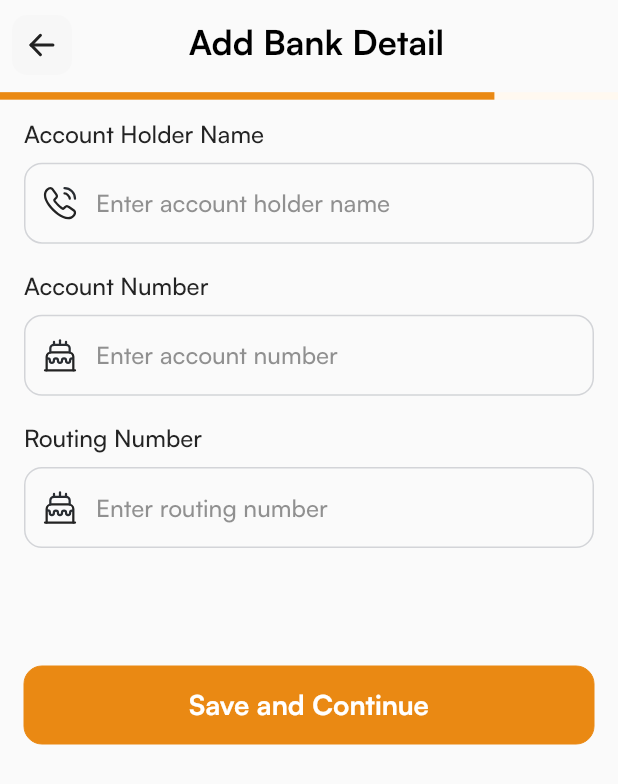
After one commit to Naveen5309/Zrayo, a Flutter app: the AddBankDetail screen opened by its route, on a phone screen of 412 x 824 dp. The commit adds this screen. Shown: the top 784 px of the screen. Run offline on Flutter 3.47's test engine with Material 3 defaults, Android fonts, the phone set to English and light mode, and no system bars; our stand-ins replace bot_toast, cached_network_image, connectivity_plus, dio, equatable, flutter_riverpod and 6 more; accounts and stored records are empty.

Commit message:
solve issue

```diff
--- a/lib/core/utils/routing/routes.dart
+++ b/lib/core/utils/routing/routes.dart
@@ -7,4 +7,5 @@ class Routes {
   static const String addAddressView = '/addAddressView';
   static const String uploadDocument = '/uploadDocument';
   static const String createProfile = '/createProfile';
+  static const String addBankDetail = '/addBankDetail';
 }
--- a/lib/core/utils/routing/routes_generator.dart
+++ b/lib/core/utils/routing/routes_generator.dart
@@ -1,6 +1,7 @@
 import 'package:flutter/material.dart';
 import 'package:zrayo_flutter/config/helper.dart';
 import 'package:zrayo_flutter/feature/auth/presentation/views/add_address.dart';
+import 'package:zrayo_flutter/feature/auth/presentation/views/create_profile_steps/add_bank_detail.dart';
 import 'package:zrayo_flutter/feature/auth/presentation/views/create_profile_steps/create_profile.dart';
 import 'package:zrayo_flutter/feature/auth/presentation/views/login_view.dart';
 import 'package:zrayo_flutter/feature/auth/presentation/views/sign_up_view.dart';
@@ -31,6 +32,8 @@ class RouteGenerator {
 
       case Routes.createProfile:
         return _fadeTransitionRoute(const CreateProfile());
+      case Routes.addBankDetail:
+        return _fadeTransitionRoute(const AddBankDetail());
 
       case Routes.addAddressView:
         return _fadeTransitionRoute(const AddAddressView());
@@ -49,14 +52,14 @@ class RouteGenerator {
         const end = Offset.zero; // End at the center
         const curve = Curves.easeInOut;
 
-        var tween = Tween(begin: begin, end: end).chain(CurveTween(curve: curve));
+        var tween =
+            Tween(begin: begin, end: end).chain(CurveTween(curve: curve));
         var offsetAnimation = animation.drive(tween);
 
         return SlideTransition(position: offsetAnimation, child: child);
       },
     );
   }
-
 }
 
 class ErrorRoute extends StatelessWidget {
--- /dev/null
+++ b/lib/feature/auth/presentation/views/create_profile_steps/add_bank_detail.dart
@@ -0,0 +1,81 @@
+import 'package:flutter/material.dart';
+import 'package:flutter_screenutil/flutter_screenutil.dart';
+import 'package:flutter_svg/svg.dart';
+import 'package:zrayo_flutter/config/helper.dart';
+import 'package:zrayo_flutter/core/utils/routing/routes.dart';
+import 'package:zrayo_flutter/feature/common_widgets/custom_app_bar.dart';
+import 'package:zrayo_flutter/feature/common_widgets/custom_btn.dart';
+import 'package:zrayo_flutter/feature/common_widgets/custom_text_field.dart';
+
+import '../../../../../config/assets.dart';
+
+class AddBankDetail extends StatelessWidget {
+  const AddBankDetail({super.key});
+
+  @override
+  Widget build(BuildContext context) {
+    return Scaffold(
+      body: SafeArea(
+        child: Column(
+          children: [
+            CustomAppBar(title: "Add Bank Detail"),
+            yHeight(10.sp),
+            Container(
+              height: 5,
+              color: AppColor.orangeFff9f0,
+              width: screenWidth(context),
+              child: Row(
+                children: [
+                  Container(
+                    height: 5,
+                    width: (screenWidth(context) / 5) * 4,
+                    color: AppColor.primary,
+                  ),
+                ],
+              ),
+            ),
+            Expanded(
+              child: SingleChildScrollView(
+                child: Padding(
+                  padding: const EdgeInsets.all(16),
+                  child: Column(
+                    children: [
+                      Column(
+                        spacing: 10.sp,
+                        children: [
+                          CustomTextField(
+                            prefixIcon: SvgPicture.asset(Assets.calling),
+                            labelText: "Account Holder Name",
+                            keyboardType: TextInputType.name,
+                            hintText: "Enter account holder name",
+                          ),
+                          CustomTextField(
+                            prefixIcon: SvgPicture.asset(Assets.cake),
+                            labelText: "Account Number",
+                            keyboardType: TextInputType.number,
+                            hintText: "Enter account number",
+                          ),
+                          CustomTextField(
+                            prefixIcon: SvgPicture.asset(Assets.cake),
+                            labelText: "Routing Number",
+                            keyboardType: TextInputType.number,
+                            hintText: "Enter routing number",
+                          ),
+                        ],
+                      ),
+                      yHeight(60.sp),
+                      CommonAppBtn(
+                        title: AppString.saveAndContinue,
+                        onTap: () => toNamed(context, Routes.addAddressView),
+                      ),
+                    ],
+                  ),
+                ),
+              ),
+            )
+          ],
+        ),
+      ),
+    );
+  }
+}
--- a/lib/feature/auth/presentation/views/create_profile_steps/upload_document.dart
+++ b/lib/feature/auth/presentation/views/create_profile_steps/upload_document.dart
@@ -29,7 +29,7 @@ class UploadDocument extends StatelessWidget {
                 children: [
                   Container(
                     height: 5,
-                    width:(screenWidth(context) / 5) *3,
+                    width: (screenWidth(context) / 5) * 3,
                     color: AppColor.primary,
                   ),
                 ],
@@ -91,7 +91,7 @@ class UploadDocument extends StatelessWidget {
                     Spacer(),
                     CommonAppBtn(
                       title: AppString.saveAndContinue,
-                      onTap: () => toNamed(context, Routes.uploadDocument),
+                      onTap: () => toNamed(context, Routes.addBankDetail),
                     ),
                     yHeight(20),
                   ],
```
Also changed, not shown: 1 other file.
